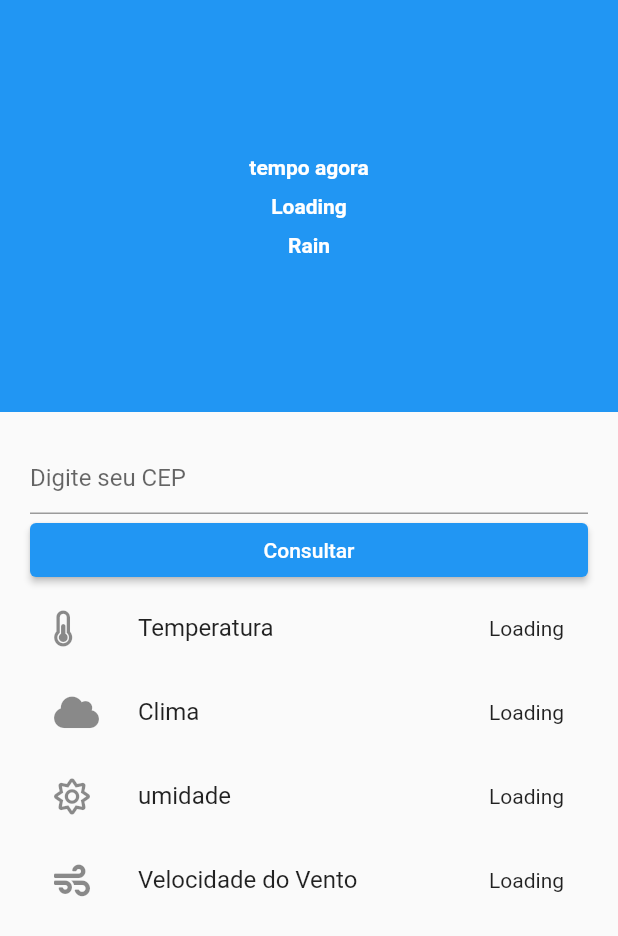
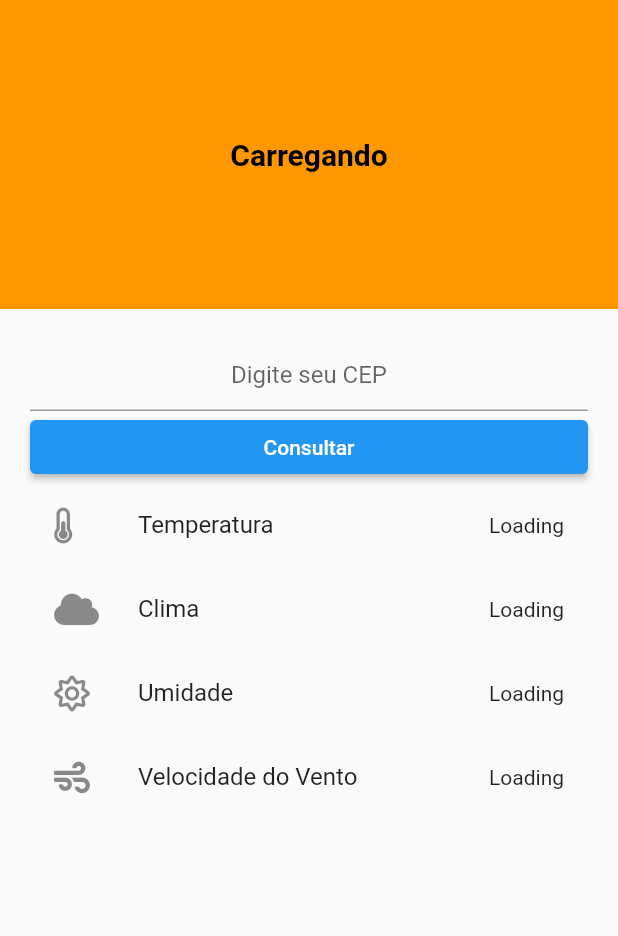
Before and after one commit to ToMattBan/Projects_University, a Flutter app: the screen it shows after launch, on a phone screen of 412 x 824 dp. Shown: the top 936 px of the screen. Run offline on Flutter 3.47's test engine with Material 2 defaults, Android fonts, the light colour scheme and no system bars; our stand-ins replace font_awesome_flutter.

Commit message:
Done some ajsutes bonitinhos

```diff
--- a/4o_Sem/Flutter/ceppador/lib/main.dart
+++ b/4o_Sem/Flutter/ceppador/lib/main.dart
@@ -77,39 +77,39 @@ class _HomeState extends State<PaginaInicial> {
     return Scaffold(
       body: Column(children: <Widget>[
         Container(
-        height: MediaQuery.of(context).size.height / 3,
+          height: MediaQuery.of(context).size.height / 4,
           width: MediaQuery.of(context).size.width,
-        color: Colors.blue,
+          color: Colors.orange,
           child: Column(
             mainAxisAlignment: MainAxisAlignment.center,
             crossAxisAlignment: CrossAxisAlignment.center,
             children: <Widget>[
-              Padding(
-                padding: EdgeInsets.only(bottom: 10.0),
-                child: Text(
-                  "tempo agora",
+              Text(city == null || district == null || uf == null ? "" : "O tempo agora em",
                 style: TextStyle(
-                      color: Colors.white,
+                  color: Colors.black,
                   fontSize: 14.0,
-                      fontWeight: FontWeight.w600),
+                  fontWeight: FontWeight.w400
                 ),
               ),
-              Text(temp != null ? temp.toString() + "\u00B0" : "Loading",
+              Padding(
+                padding: EdgeInsets.symmetric(vertical: 10.0),
+                child: Text( city == null || district == null || uf == null ? "Carregando" : city + ' / ' + district + ' / ' + uf,
                   style: TextStyle(
-                      color: Colors.white,
-                      fontSize: 14.0,
-                      fontWeight: FontWeight.w600)),
-              Padding(
-                padding: EdgeInsets.only(top: 10.0),
-                child: Text(
-                  "Rain",
-                  style: TextStyle(
-                      color: Colors.white,
-                      fontSize: 14.0,
-                      fontWeight: FontWeight.w600),
+                    color: Colors.black,
+                    fontSize: 20.0,
+                    fontWeight: FontWeight.w600
                   ),
                 ),
-            ]),
+              ),
+              Text(city == null || district == null || uf == null ? "" : "É, exatamente:",
+                style: TextStyle(
+                  color: Colors.black,
+                  fontSize: 14.0,
+                  fontWeight: FontWeight.w400
+                ),
+              ),
+            ]
+          ),
         ),
         Expanded(
           child: Padding(
@@ -119,6 +119,7 @@ class _HomeState extends State<PaginaInicial> {
                 Form (
                   key: _formKey,
                   child: TextFormField(
+                    textAlign: TextAlign.center,
                     decoration: const InputDecoration(
                       hintText: 'Digite seu CEP',
                     ),
@@ -149,30 +150,28 @@ class _HomeState extends State<PaginaInicial> {
                 ListTile(
                   leading: FaIcon(FontAwesomeIcons.thermometerHalf),
                   title: Text("Temperatura"),
-                    trailing: Text(
-                        temp != null ? temp.toString() + "\u00B0" : "Loading"),
+                  trailing: Text( temp != null ? temp.toString() + "\u00B0F" : "Loading"),
                 ),
                 ListTile(
                   leading: FaIcon(FontAwesomeIcons.cloud),
                   title: Text("Clima"),
-                    trailing: Text(deion != null
-                        ? deion.toString()
-                        : "Loading"),
+                  trailing: Text(currently != null ? currently.toString() : "Loading"),
                 ),
                 ListTile(
                   leading: FaIcon(FontAwesomeIcons.sun),
-                    title: Text("umidade"),
-                    trailing: Text(
-                        humidity != null ? humidity.toString() : "Loading"),
+                  title: Text("Umidade"),
+                  trailing: Text(humidity != null ? humidity.toString() : "Loading"),
                 ),
                 ListTile(
                   leading: FaIcon(FontAwesomeIcons.wind),
                   title: Text("Velocidade do Vento"),
-                    trailing: Text(
-                        windSpeed != null ? windSpeed.toString() : "Loading"),
+                  trailing: Text( windSpeed != null ? windSpeed.toString() : "Loading"),
                 )
               ],
-              )))
-    ]));
+            )
+          )
+        )
+      ])
+    );
   }
 }
```
Lines whose indentation alone changed are shown as unchanged.
